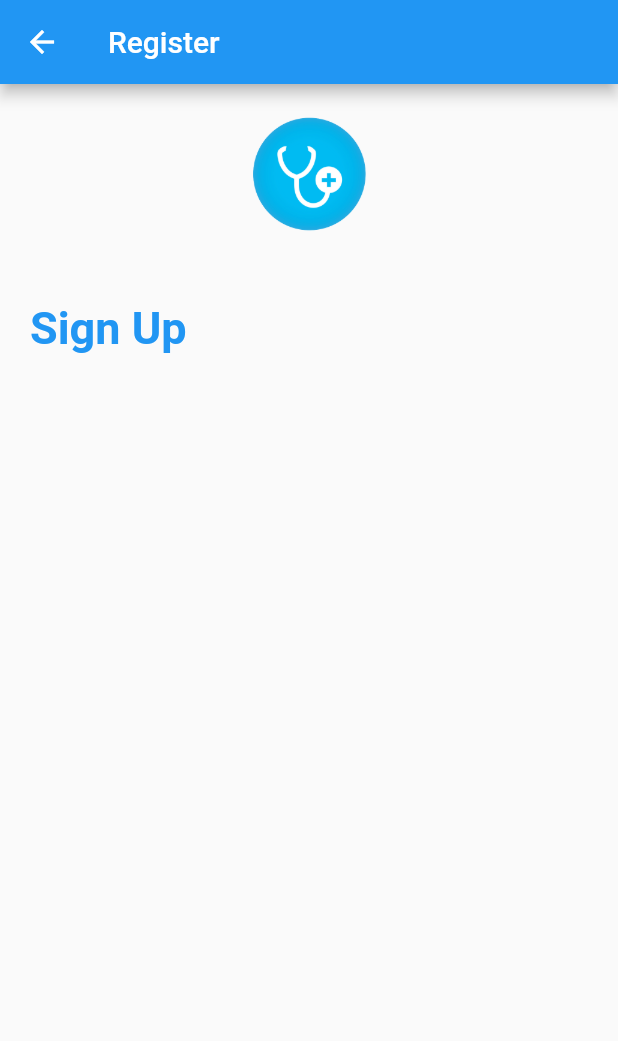
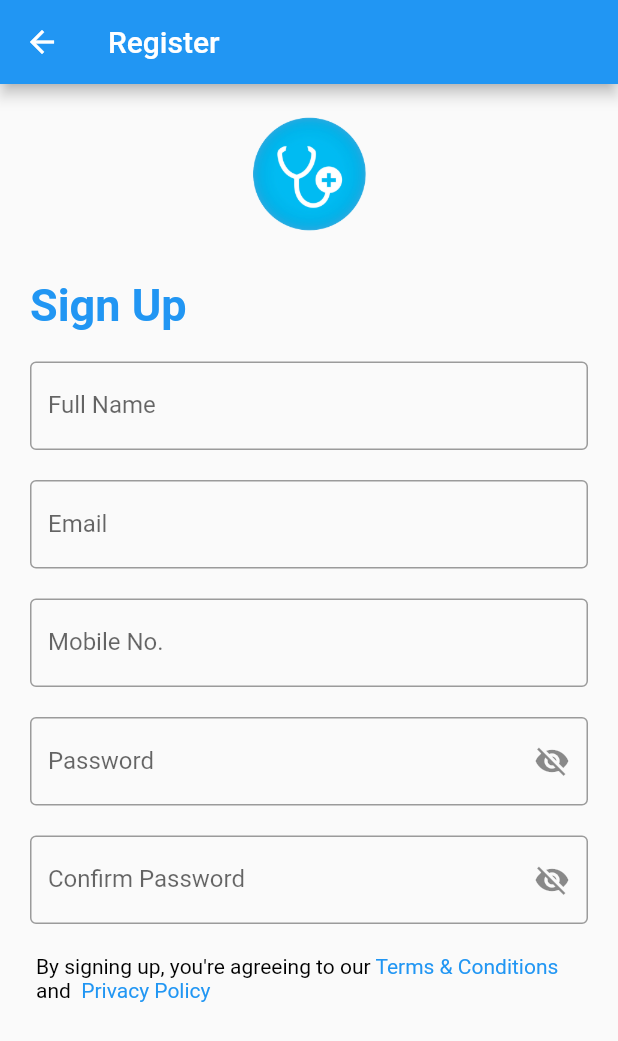
Before and after one commit to elinonga/flutter_auth, a Flutter app: the RegistrationPage screen opened directly, on a phone screen of 412 x 824 dp. Shown: the top 1041 px of the screen. Run offline on Flutter 3.47's test engine with Material 2 defaults, Android fonts, the phone set to English and light mode, and no system bars.

Commit message:
:fire: More on Registration Page

```diff
--- a/lib/pages/register.dart
+++ b/lib/pages/register.dart
@@ -1,6 +1,11 @@
 import 'package:flutter/material.dart';
+import 'package:login/pages/login.dart';
 import 'package:login/widgets/headers/image_header.dart';
 import 'package:login/widgets/headers/text_header.dart';
+import 'package:login/widgets/inputs/password_input.dart';
+import 'package:login/widgets/inputs/text_input_field.dart';
+import 'package:login/widgets/text_link.dart';
+import 'package:flutter/gestures.dart';
 
 class RegistrationPage extends StatefulWidget {
   const RegistrationPage({Key? key}) : super(key: key);
@@ -19,22 +24,89 @@ class _RegistrationPageState extends State<RegistrationPage> {
       )),
       body: ListView(children: [
         Center(
-          child: Column(
-              mainAxisAlignment: MainAxisAlignment.center,
-              children: const [
-                SizedBox(height: 10),
+          child: Column(mainAxisAlignment: MainAxisAlignment.center, children: [
+            const SizedBox(height: 10),
 
             // Clinic Image
-                CustomImageHeader(
+            const CustomImageHeader(
               imgUrl: "assets/images/sign.png",
             ),
-                SizedBox(height: 35),
+            const SizedBox(height: 20),
 
             // Sign Up - Text
-                CustomTextHeader(
+            const CustomTextHeader(
               header: "Sign Up",
             ),
-                SizedBox(height: 20),
+            const SizedBox(height: 20),
+
+            // Full Name TextField
+            const CustomTextInputField(
+              label: "Full Name",
+            ),
+            const SizedBox(height: 20),
+
+            // Email TextField
+            const CustomTextInputField(
+              label: "Email",
+            ),
+            const SizedBox(height: 20),
+
+            // Mobile TextField
+            const CustomTextInputField(
+              label: "Mobile No.",
+            ),
+            const SizedBox(height: 20),
+
+            // Password
+            const PasswordInput(
+              label: "Password",
+            ),
+            const SizedBox(height: 20),
+
+            // Confirm Password
+            const PasswordInput(
+              label: "Confirm Password",
+            ),
+            const SizedBox(height: 20),
+
+            // Terms and Conditions - Privacy Policy
+            Padding(
+              padding: const EdgeInsets.only(left: 24.0, right: 24.0),
+              child: RichText(
+                text: TextSpan(
+                  children: [
+                    const TextSpan(
+                        text: 'By signing up, you\'re agreeing to our ',
+                        style: TextStyle(
+                          color: Colors.black,
+                        )),
+                    TextSpan(
+                      text: 'Terms & Conditions',
+                      style: const TextStyle(color: Colors.blue),
+                      recognizer: TapGestureRecognizer()
+                        ..onTap = () {
+                          // Handle the terms and conditions link tap here
+                        },
+                    ),
+                    const TextSpan(
+                        text: ' and ',
+                        style: TextStyle(
+                          color: Colors.black,
+                        )),
+                    TextSpan(
+                      text: ' Privacy Policy',
+                      style: const TextStyle(color: Colors.blue),
+                      recognizer: TapGestureRecognizer()
+                        ..onTap = () {
+                          // Handle the privacy policy link tap here
+                        },
+                    ),
+                  ],
+                ),
+              ),
+            ),
+            const SizedBox(height: 20),
+            //
           ]),
         )
       ]),
```
Lines whose indentation alone changed are shown as unchanged.
